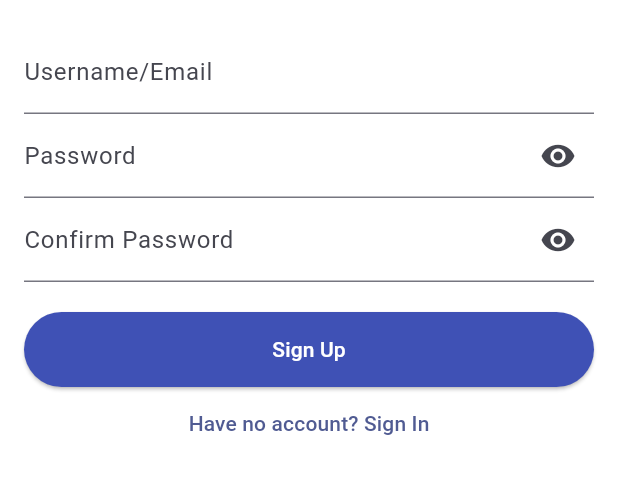
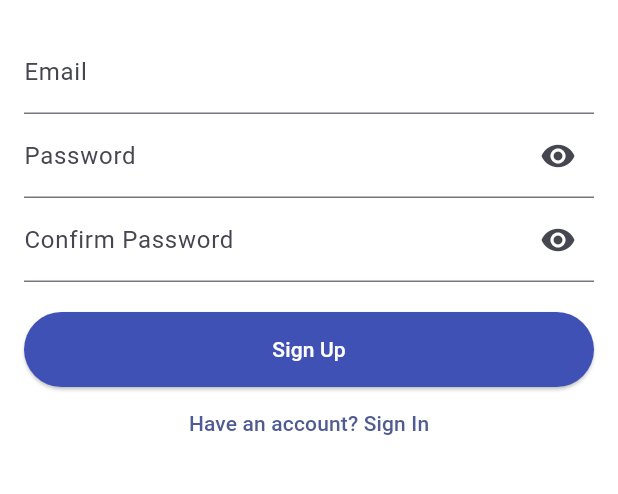
Before and after one commit to didierdrin/debtdude, a Flutter app: the screen it shows after launch, on a phone screen of 412 x 824 dp, the part 573-1067 px from its top. Run offline on Flutter 3.47's test engine with Material 3 defaults, Android fonts, the phone set to English and light mode, and no system bars; our stand-ins replace firebase_auth, firebase_core, flutter_bloc; accounts and stored records are empty.

Commit message:
implemented authentication features using email/password

```diff
--- a/lib/main.dart
+++ b/lib/main.dart
@@ -2,8 +2,11 @@ import 'package:debtdude/screens/home_screen.dart';
 import 'package:flutter/material.dart';
 import 'package:debtdude/screens/splash_screen.dart';
 import 'screens/notifications_screen.dart';
+import 'package:firebase_core/firebase_core.dart';
 
-void main() {
+void main() async {
+  WidgetsFlutterBinding.ensureInitialized();
+  await Firebase.initializeApp();
   runApp(const MyApp());
 }
 
--- a/lib/screens/signup_signin_screen.dart
+++ b/lib/screens/signup_signin_screen.dart
@@ -27,7 +27,15 @@ class _AuthScreenContentState extends State<AuthScreenContent> {
 
   @override
   Widget build(BuildContext context) {
-    return Scaffold(
+    return BlocListener<AuthCubit, AuthState>(
+      listener: (context, state) {
+        if (state is AuthSuccess) {
+          Navigator.pushReplacement(context, MaterialPageRoute(builder: (_) => HomeScreen()));
+        } else if (state is AuthError) {
+          ScaffoldMessenger.of(context).showSnackBar(SnackBar(content: Text(state.message)));
+        }
+      },
+      child: Scaffold(
         backgroundColor: Colors.white,
         body: Center(
           child: Padding(
@@ -44,7 +52,7 @@ class _AuthScreenContentState extends State<AuthScreenContent> {
                 if (_isSignUp) ...[
                   TextField(
                     controller: _usernameController,
-                  decoration: InputDecoration(labelText: 'Username/Email'),
+                    decoration: InputDecoration(labelText: 'Email'),
                   ),
                   TextField(
                     controller: _passwordController,
@@ -83,7 +91,7 @@ class _AuthScreenContentState extends State<AuthScreenContent> {
                 ] else ...[
                   TextField(
                     controller: _usernameController,
-                  decoration: InputDecoration(labelText: 'Username/Email'),
+                    decoration: InputDecoration(labelText: 'Email'),
                   ),
                   TextField(
                     controller: _passwordController,
@@ -104,27 +112,29 @@ class _AuthScreenContentState extends State<AuthScreenContent> {
                   ),
                 ],
                 SizedBox(height: 20),
-              ElevatedButton(
-                style: ElevatedButton.styleFrom(backgroundColor: Colors.indigo, minimumSize: Size(double.infinity, 50),),
-                onPressed: () {
+                BlocBuilder<AuthCubit, AuthState>(
+                  builder: (context, state) {
+                    return ElevatedButton(
+                      style: ElevatedButton.styleFrom(backgroundColor: Colors.indigo, minimumSize: Size(double.infinity, 50)),
+                      onPressed: state is AuthLoading ? null : () {
                         if (_isSignUp) {
-                    // Sign up logic with BLoC
                           context.read<AuthCubit>().signUp(
                             _usernameController.text,
                             _passwordController.text,
                             _confirmPasswordController.text,
                           );
                         } else {
-                    // Sign in logic with BLoC
                           context.read<AuthCubit>().signIn(
                             _usernameController.text,
                             _passwordController.text,
                           );
                         }
-
-                  Navigator.push(context, MaterialPageRoute(builder: (_) => HomeScreen()));
                       },
-                child: Text(_isSignUp ? 'Sign Up' : 'Sign In', style: TextStyle(color: Colors.white)),
+                      child: state is AuthLoading
+                        ? CircularProgressIndicator(color: Colors.white)
+                        : Text(_isSignUp ? 'Sign Up' : 'Sign In', style: TextStyle(color: Colors.white)),
+                    );
+                  },
                 ),
                 TextButton(
                   onPressed: () {
@@ -135,9 +145,10 @@ class _AuthScreenContentState extends State<AuthScreenContent> {
                       _confirmPasswordController.clear();
                     });
                   },
-                child: Text(_isSignUp ? 'Have no account? Sign In' : 'Have an account? Sign Up'),
+                  child: Text(_isSignUp ? 'Have an account? Sign In' : 'Don\'t have an account? Sign Up'),
                 ),
               ],
+            ),
           ),
         ),
       ),
```
Also changed, not shown: lib/cubits/auth_cubit.dart (+20 -12 lines), 2 other files. Lines whose indentation alone changed are shown as unchanged.
